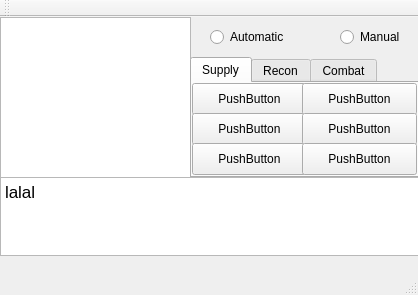
Qt form mainwindow.ui (Qt-Widgets/AOOD_UAV) before a commit.
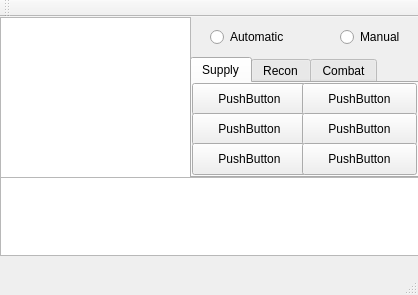
The same form after that commit.

Patch:
```diff
--- a/mainwindow.ui
+++ b/mainwindow.ui
@@ -143,8 +143,8 @@
      <string>&lt;!DOCTYPE HTML PUBLIC &quot;-//W3C//DTD HTML 4.0//EN&quot; &quot;http://www.w3.org/TR/REC-html40/strict.dtd&quot;&gt;
 &lt;html&gt;&lt;head&gt;&lt;meta name=&quot;qrichtext&quot; content=&quot;1&quot; /&gt;&lt;style type=&quot;text/css&quot;&gt;
 p, li { white-space: pre-wrap; }
-&lt;/style&gt;&lt;/head&gt;&lt;body style=&quot; font-family:'.Helvetica Neue DeskInterface'; font-size:13pt; font-weight:400; font-style:normal;&quot;&gt;
-&lt;p style=&quot; margin-top:0px; margin-bottom:0px; margin-left:0px; margin-right:0px; -qt-block-indent:0; text-indent:0px;&quot;&gt;lalal&lt;/p&gt;&lt;/body&gt;&lt;/html&gt;</string>
+&lt;/style&gt;&lt;/head&gt;&lt;body style=&quot; font-family:'MS Shell Dlg 2'; font-size:8.25pt; font-weight:400; font-style:normal;&quot;&gt;
+&lt;p style=&quot;-qt-paragraph-type:empty; margin-top:0px; margin-bottom:0px; margin-left:0px; margin-right:0px; -qt-block-indent:0; text-indent:0px;&quot;&gt;&lt;br /&gt;&lt;/p&gt;&lt;/body&gt;&lt;/html&gt;</string>
     </property>
    </widget>
    <widget class="QRadioButton" name="radioButton_2">
```
Left out of the diff: 2 changed lines with no effect on the pictures.
